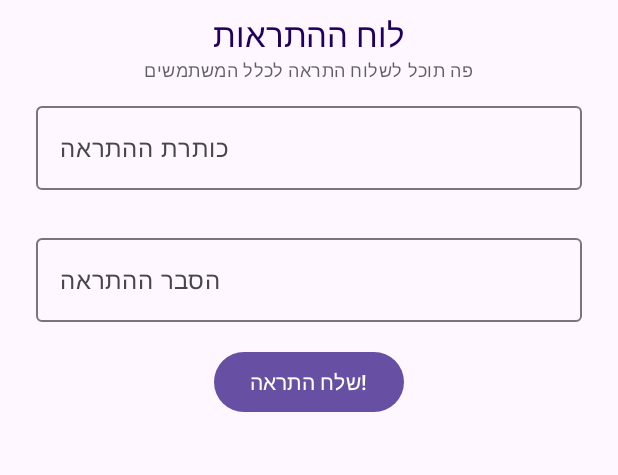
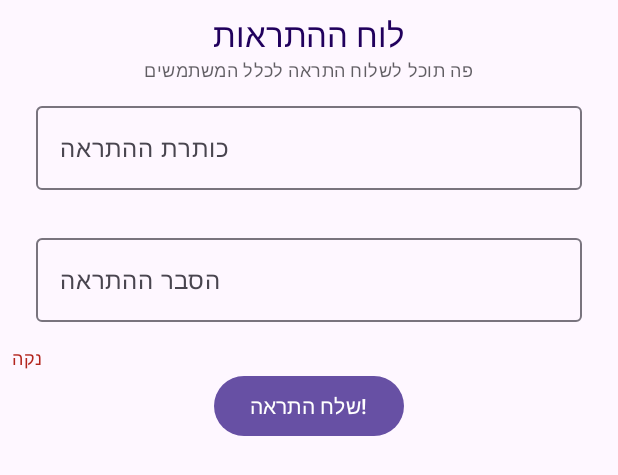
Before and after one commit to OrelsProjects/DeepSiam, an Android app built with Jetpack Compose: the @Preview function MainScreenAdmin_Preview, on a phone screen of 412 x 824 dp. Shown: the top 475 px of the screen. Run offline under Robolectric (Android 15) with nearby library versions, the phone set to English and light mode, and no system bars; our stand-ins replace Dagger/Hilt's generated code; libraries missing offline, so code that uses them is left out: com.ramcosta.composedestinations.

Commit message:
- Add back the loading - Add unknown error - Add clear fields

```diff
--- a/app/src/main/java/com/orels/deepsiam/data/remote/API.kt
+++ b/app/src/main/java/com/orels/deepsiam/data/remote/API.kt
@@ -15,5 +15,6 @@ interface API {
 }
 
 enum class APIExceptions(name: String) {
-    EmptyBodyOrTitle("emptyBodyOrTitle")
+    EmptyBodyOrTitle("emptyBodyOrTitle"),
+    UnknownError("unknownError")
 }
--- a/app/src/main/java/com/orels/deepsiam/presentation/mainscreen_admin/MainScreenAdmin.kt
+++ b/app/src/main/java/com/orels/deepsiam/presentation/mainscreen_admin/MainScreenAdmin.kt
@@ -1,6 +1,7 @@
 package com.orels.deepsiam.presentation.mainscreen_admin
 
 import androidx.compose.foundation.background
+import androidx.compose.foundation.clickable
 import androidx.compose.foundation.layout.*
 import androidx.compose.material3.*
 import androidx.compose.runtime.Composable
@@ -9,6 +10,7 @@ import androidx.compose.ui.ExperimentalComposeUiApi
 import androidx.compose.ui.Modifier
 import androidx.compose.ui.platform.LocalSoftwareKeyboardController
 import androidx.compose.ui.res.stringResource
+import androidx.compose.ui.text.style.TextAlign
 import androidx.compose.ui.tooling.preview.Preview
 import androidx.compose.ui.unit.dp
 import androidx.compose.ui.zIndex
@@ -38,9 +40,11 @@ fun MainScreenAdmin(
         }
     }
     Box(
-        modifier = Modifier.zIndex(2f)
+        modifier = Modifier
+            .zIndex(2f)
             .fillMaxSize(),
-        contentAlignment = Alignment.BottomCenter) {
+        contentAlignment = Alignment.BottomCenter
+    ) {
         if (state.error != null) {
             when (state.error) {
                 APIExceptions.EmptyBodyOrTitle -> {
@@ -51,7 +55,14 @@ fun MainScreenAdmin(
                         actionLabel = stringResource(R.string.message_taking_care_of_it)
                     )
                 }
-                else -> {}
+                else -> {
+                    SnackbarScreen(
+                        message = stringResource(R.string.error_unknown),
+                        duration = SnackbarDuration.Long,
+                        withDismissAction = true,
+                        actionLabel = stringResource(R.string.retry)
+                    )
+                }
             }
         } else if (state.isNotificationSent) {
             SnackbarScreen(
@@ -103,6 +114,22 @@ fun MainScreenAdmin(
                 Text(text = stringResource(R.string.notification_content))
             },
         )
+        Box(
+            modifier = Modifier
+                .fillMaxWidth(),
+        ) {
+            Text(
+                modifier = Modifier
+                    .clickable {
+                        viewModel.setTitle("")
+                        viewModel.setBody("")
+                    },
+                text = stringResource(R.string.clear),
+                style = MaterialTheme.typography.bodySmall,
+                textAlign = TextAlign.Start,
+                color = MaterialTheme.colorScheme.error
+            )
+        }
         Button(
             onClick = {
                 viewModel.sendNotification()
--- a/app/src/main/res/values/strings.xml
+++ b/app/src/main/res/values/strings.xml
@@ -9,4 +9,7 @@
     <string name="thank_you">תודה</string>
     <string name="error_message_empty_body_title">צריך למלא את תיאור ההתראה ואת הכותרת שלה</string>
     <string name="message_taking_care_of_it">מטפל בזה</string>
+    <string name="error_unknown">הייתה בעיה בשליחה.. יטופל.</string>
+    <string name="retry">נסה שוב</string>
+    <string name="clear">נקה</string>
 </resources>
```
Also changed, not shown: app/src/main/java/com/orels/deepsiam/presentation/mainscreen_admin/MainScreenAdminViewModel.kt (+24 -9 lines).
